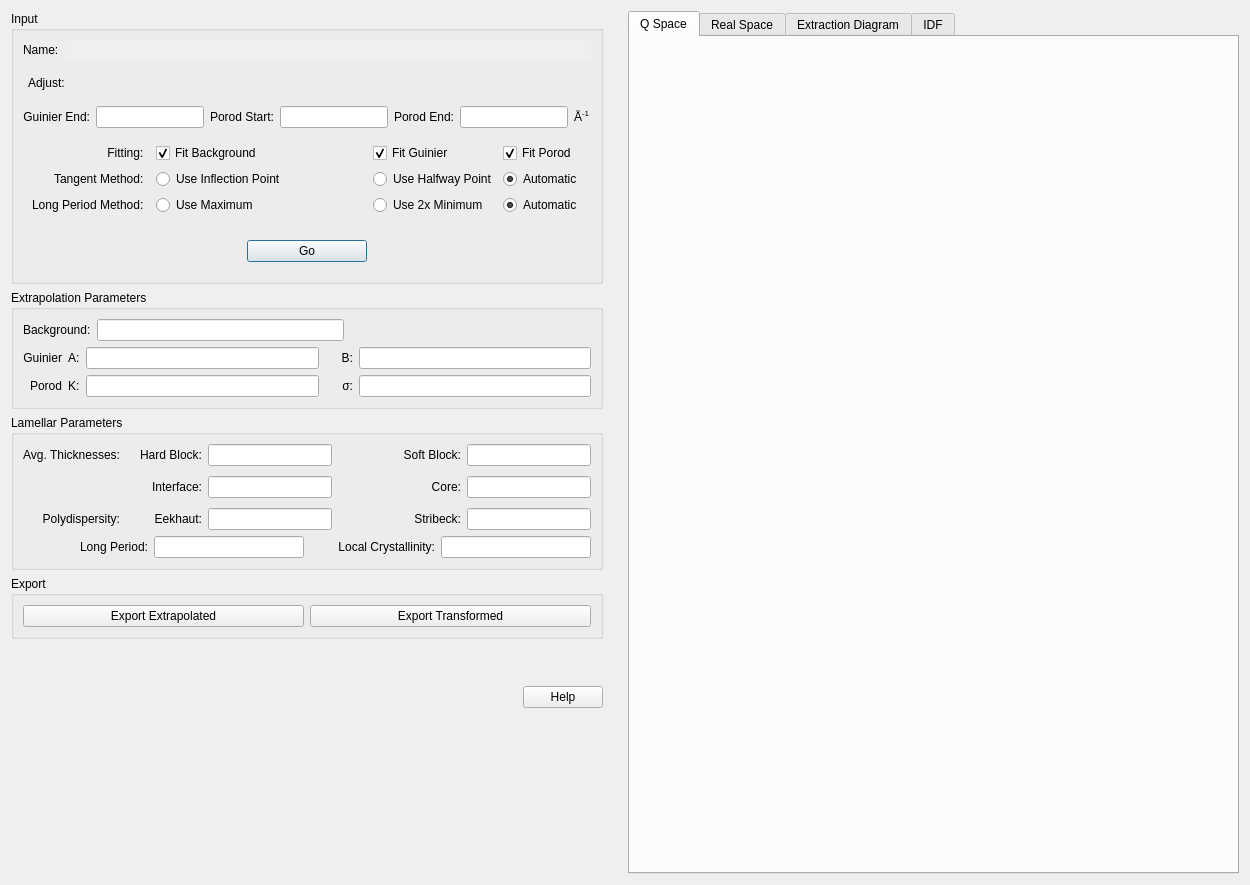
SasView/sasview, file src/sas/qtgui/Perspectives/Corfunc/UI/CorfuncPanel.ui: the form before one commit.
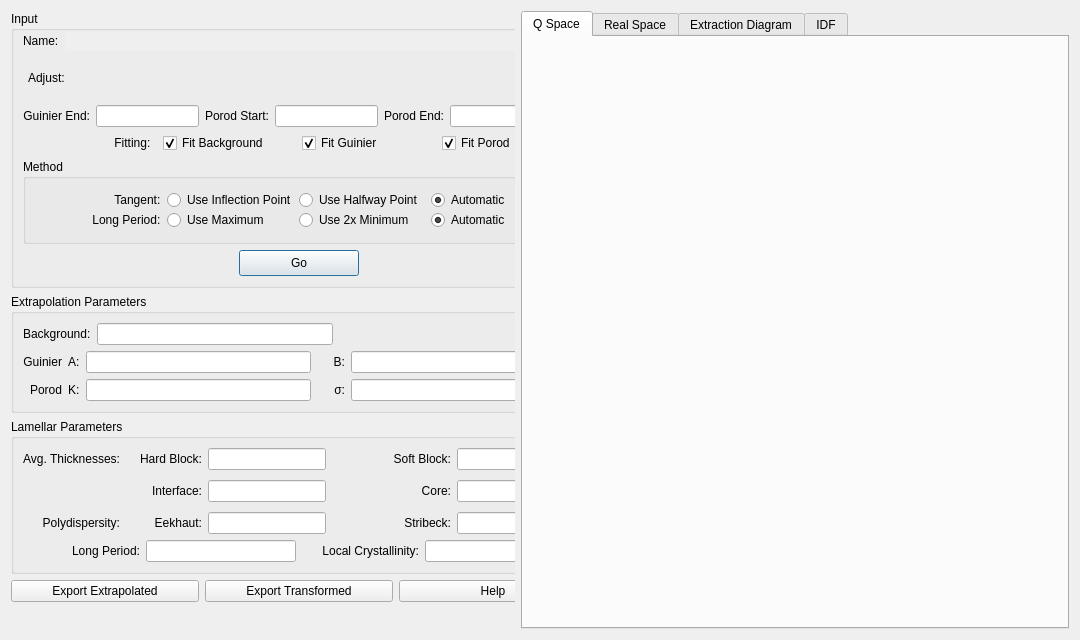
The form after the commit.

Commit message:
Updates Corfunc UI for proper viewing (#3850)
* Updates UI to fit it in screen without cutoff

* Slightly reduces window size; increases Go button size

The edit to the form file:
```diff
--- a/src/sas/qtgui/Perspectives/Corfunc/UI/CorfuncPanel.ui
+++ b/src/sas/qtgui/Perspectives/Corfunc/UI/CorfuncPanel.ui
@@ -6,33 +6,45 @@
    <rect>
     <x>0</x>
     <y>0</y>
-    <width>1250</width>
-    <height>885</height>
+    <width>1080</width>
+    <height>640</height>
    </rect>
   </property>
   <property name="sizePolicy">
-   <sizepolicy hsizetype="Minimum" vsizetype="Minimum">
+   <sizepolicy hsizetype="Minimum" vsizetype="Preferred">
     <horstretch>0</horstretch>
     <verstretch>0</verstretch>
    </sizepolicy>
   </property>
+  <property name="minimumSize">
+   <size>
+    <width>1080</width>
+    <height>640</height>
+   </size>
+  </property>
   <property name="windowTitle">
    <string>Corfunc</string>
   </property>
   <layout class="QHBoxLayout" name="horizontalLayout_3">
    <item>
     <widget class="QScrollArea" name="scrollArea">
+     <property name="sizePolicy">
+      <sizepolicy hsizetype="Preferred" vsizetype="Preferred">
+       <horstretch>0</horstretch>
+       <verstretch>0</verstretch>
+      </sizepolicy>
+     </property>
      <property name="frameShape">
-      <enum>QFrame::NoFrame</enum>
+      <enum>QFrame::Shape::NoFrame</enum>
      </property>
      <property name="frameShadow">
-      <enum>QFrame::Plain</enum>
+      <enum>QFrame::Shadow::Plain</enum>
      </property>
      <property name="verticalScrollBarPolicy">
-      <enum>Qt::ScrollBarAsNeeded</enum>
+      <enum>Qt::ScrollBarPolicy::ScrollBarAsNeeded</enum>
      </property>
      <property name="horizontalScrollBarPolicy">
-      <enum>Qt::ScrollBarAlwaysOff</enum>
+      <enum>Qt::ScrollBarPolicy::ScrollBarAlwaysOff</enum>
      </property>
      <property name="widgetResizable">
       <bool>true</bool>
@@ -42,8 +54,8 @@
        <rect>
         <x>0</x>
         <y>0</y>
-        <width>620</width>
-        <height>863</height>
+        <width>576</width>
+        <height>622</height>
        </rect>
       </property>
       <layout class="QVBoxLayout" name="verticalLayout">
@@ -62,14 +74,14 @@
        <item>
         <widget class="QWidget" name="controlWidget" native="true">
          <property name="sizePolicy">
-          <sizepolicy hsizetype="Fixed" vsizetype="Fixed">
+          <sizepolicy hsizetype="Minimum" vsizetype="Fixed">
            <horstretch>0</horstretch>
            <verstretch>0</verstretch>
           </sizepolicy>
          </property>
          <property name="minimumSize">
           <size>
-           <width>581</width>
+           <width>576</width>
            <height>0</height>
           </size>
          </property>
@@ -89,7 +101,7 @@
           <item>
            <layout class="QVBoxLayout" name="verticalLayout_3">
             <property name="sizeConstraint">
-             <enum>QLayout::SetDefaultConstraint</enum>
+             <enum>QLayout::SizeConstraint::SetDefaultConstraint</enum>
             </property>
             <property name="bottomMargin">
              <number>0</number>
@@ -102,176 +114,181 @@
                 <verstretch>0</verstretch>
                </sizepolicy>
               </property>
+              <property name="minimumSize">
+               <size>
+                <width>0</width>
+                <height>277</height>
+               </size>
+              </property>
               <property name="title">
                <string>Input</string>
               </property>
               <layout class="QGridLayout" name="gridLayout_6">
-               <item row="4" column="0">
-                <widget class="QFrame" name="frame_5">
-                 <layout class="QGridLayout" name="gridLayout_7">
-                  <item row="1" column="0">
-                   <widget class="QLabel" name="label_20">
-                    <property name="text">
-                     <string>Tangent Method:  </string>
-                    </property>
-                    <property name="alignment">
-                     <set>Qt::AlignRight|Qt::AlignTrailing|Qt::AlignVCenter</set>
-                    </property>
-                   </widget>
-                  </item>
+               <property name="topMargin">
+                <number>0</number>
+               </property>
+               <item row="5" column="0" rowspan="2">
+                <widget class="QGroupBox" name="methods">
+                 <property name="minimumSize">
+                  <size>
+                   <width>0</width>
+                   <height>0</height>
+                  </size>
+                 </property>
+                 <property name="title">
+                  <string>Method</string>
+                 </property>
+                 <layout class="QGridLayout" name="gridLayout_2">
+                  <property name="topMargin">
+                   <number>0</number>
+                  </property>
+                  <property name="rightMargin">
+                   <number>9</number>
+                  </property>
+                  <property name="bottomMargin">
+                   <number>0</number>
+                  </property>
+                  <property name="verticalSpacing">
+                   <number>0</number>
+                  </property>
                   <item row="0" column="0">
-                   <widget class="QLabel" name="label_18">
-                    <property name="text">
-                     <string>Fitting:  </string>
-                    </property>
-                    <property name="alignment">
-                     <set>Qt::AlignRight|Qt::AlignTrailing|Qt::AlignVCenter</set>
-                    </property>
-                   </widget>
-                  </item>
-                  <item row="2" column="0">
-                   <widget class="QLabel" name="label_21">
-                    <property name="text">
-                     <string>Long Period Method:  </string>
-                    </property>
-                    <property name="alignment">
-                     <set>Qt::AlignRight|Qt::AlignTrailing|Qt::AlignVCenter</set>
-                    </property>
-                   </widget>
-                  </item>
-                  <item row="1" column="1">
-                   <widget class="QRadioButton" name="radTangentInflection">
-                    <property name="text">
-                     <string>Use Inflection Point</string>
-                    </property>
-                    <property name="sizePolicy">
-                     <sizepolicy hsizetype="MinimumExpanding" vsizetype="Fixed">
-                      <horstretch>0</horstretch>
-                      <verstretch>0</verstretch>
-                     </sizepolicy>
-                    </property>
-                    <property name="minimumWidth">
-                     <number>150</number>
-                    </property>
-                    <attribute name="buttonGroup">
-                     <string notr="true">buttonGroup_2</string>
-                    </attribute>
-                   </widget>
-                  </item>
-                  <item row="0" column="3">
-                   <widget class="QCheckBox" name="fitPorod">
-                    <property name="text">
-                     <string>Fit Porod</string>
-                    </property>
-                    <property name="checked">
-                     <bool>true</bool>
-                    </property>
-                   </widget>
-                  </item>
-                  <item row="0" column="1">
-                   <widget class="QCheckBox" name="fitBackground">
-                    <property name="text">
-                     <string>Fit Background</string>
-                    </property>
-                    <property name="checked">
-                     <bool>true</bool>
-                    </property>
-                   </widget>
-                  </item>
-                  <item row="1" column="2">
-                   <widget class="QRadioButton" name="radTangentMidpoint">
-                    <property name="text">
-                     <string>Use Halfway Point</string>
-                    </property>
-                    <attribute name="buttonGroup">
-                     <string notr="true">buttonGroup_2</string>
-                    </attribute>
-                   </widget>
-                  </item>
-                  <item row="2" column="3">
-                   <widget class="QRadioButton" name="radLongPeriodAuto">
-                    <property name="text">
-                     <string>Automatic</string>
-                    </property>
-                    <property name="checked">
-                     <bool>true</bool>
-                    </property>
-                    <attribute name="buttonGroup">
-                     <string notr="true">buttonGroup</string>
-                    </attribute>
-                   </widget>
-                  </item>
-                  <item row="1" column="3">
-                   <widget class="QRadioButton" name="radTangentAuto">
-                    <property name="text">
-                     <string>Automatic</string>
-                    </property>
-                    <property name="checked">
-                     <bool>true</bool>
-                    </property>
-                    <attribute name="buttonGroup">
-                     <string notr="true">buttonGroup_2</string>
-                    </attribute>
-                   </widget>
-                  </item>
-                  <item row="2" column="2">
-                   <widget class="QRadioButton" name="radLongPeriodDouble">
-                    <property name="text">
-                     <string>Use 2x Minimum</string>
-                    </property>
-                    <attribute name="buttonGroup">
-                     <string notr="true">buttonGroup</string>
-                    </attribute>
-                   </widget>
-                  </item>
-                  <item row="0" column="2">
-                   <widget class="QCheckBox" name="fitGuinier">
-                    <property name="text">
-                     <string>Fit Guinier</string>
-                    </property>
-                    <property name="checked">
-                     <bool>true</bool>
-                    </property>
-                   </widget>
-                  </item>
-                  <item row="2" column="1">
-                   <widget class="QRadioButton" name="radLongPeriodMax">
-                    <property name="text">
-                     <string>Use Maximum</string>
-                    </property>
-                    <attribute name="buttonGroup">
-                     <string notr="true">buttonGroup</string>
-                    </attribute>
-                   </widget>
+                   <layout class="QGridLayout" name="gridLayout_11">
+                    <item row="0" column="0">
+                     <widget class="QLabel" name="label_20">
+                      <property name="text">
+                       <string>Tangent:  </string>
+                      </property>
+                      <property name="alignment">
+                       <set>Qt::AlignmentFlag::AlignRight|Qt::AlignmentFlag::AlignTrailing|Qt::AlignmentFlag::AlignVCenter</set>
+                      </property>
+                     </widget>
+                    </item>
+                    <item row="0" column="2">
+                     <widget class="QRadioButton" name="radTangentMidpoint">
+                      <property name="text">
+                       <string>Use Halfway Point</string>
+                      </property>
+                      <attribute name="buttonGroup">
+                       <string notr="true">buttonGroup_2</string>
+                      </attribute>
+                     </widget>
+                    </item>
+                    <item row="0" column="1">
+                     <widget class="QRadioButton" name="radTangentInflection">
+                      <property name="sizePolicy">
+                       <sizepolicy hsizetype="Minimum" vsizetype="Fixed">
+                        <horstretch>0</horstretch>
+                        <verstretch>0</verstretch>
+                       </sizepolicy>
+                      </property>
+                      <property name="text">
+                       <string>Use Inflection Point</string>
+                      </property>
+                      <attribute name="buttonGroup">
+                       <string notr="true">buttonGroup_2</string>
+                      </attribute>
+                     </widget>
+                    </item>
+                    <item row="0" column="3">
+                     <widget class="QRadioButton" name="radTangentAuto">
+                      <property name="text">
+                       <string>Automatic</string>
+                      </property>
+                      <property name="checked">
+                       <bool>true</bool>
+                      </property>
+                      <attribute name="buttonGroup">
+                       <string notr="true">buttonGroup_2</string>
+                      </attribute>
+                     </widget>
+                    </item>
+                    <item row="1" column="0">
+                     <widget class="QLabel" name="label_21">
+                      <property name="text">
+                       <string>Long Period:  </string>
+                      </property>
+                      <property name="alignment">
+                       <set>Qt::AlignmentFlag::AlignRight|Qt::AlignmentFlag::AlignTrailing|Qt::AlignmentFlag::AlignVCenter</set>
+                      </property>
+                     </widget>
+                    </item>
+                    <item row="1" column="1">
+                     <widget class="QRadioButton" name="radLongPeriodMax">
+                      <property name="text">
+                       <string>Use Maximum</string>
+                      </property>
+                      <attribute name="buttonGroup">
+                       <string notr="true">buttonGroup</string>
+                      </attribute>
+                     </widget>
+                    </item>
+                    <item row="1" column="2">
+                     <widget class="QRadioButton" name="radLongPeriodDouble">
+                      <property name="text">
+                       <string>Use 2x Minimum</string>
+                      </property>
+                      <attribute name="buttonGroup">
+                       <string notr="true">buttonGroup</string>
+                      </attribute>
+                     </widget>
+                    </item>
+                    <item row="1" column="3">
+                     <widget class="QRadioButton" name="radLongPeriodAuto">
+                      <property name="text">
+                       <string>Automatic</string>
+                      </property>
+                      <property name="checked">
+                       <bool>true</bool>
+                      </property>
+                      <attribute name="buttonGroup">
+                       <string notr="true">buttonGroup</string>
+                      </attribute>
+                     </widget>
+                    </item>
+                   </layout>
                   </item>
                  </layout>
                 </widget>
                </item>
-               <item row="0" column="0">
-                <layout class="QHBoxLayout" name="horizontalLayout_4">
-                 <item>
-                  <widget class="QLabel" name="lblName">
+               <item row="4" column="0">
+                <layout class="QGridLayout" name="gridLayout_10">
+                 <item row="0" column="0">
+                  <widget class="QLabel" name="label_18">
                    <property name="text">
-                    <string>Name:</string>
+                    <string>Fitting:  </string>
                    </property>
+                   <property name="alignment">
+                    <set>Qt::AlignmentFlag::AlignRight|Qt::AlignmentFlag::AlignTrailing|Qt::AlignmentFlag::AlignVCenter</set>
+                   </property>
                   </widget>
                  </item>
-                 <item>
-                  <widget class="QLineEdit" name="txtFilename">
-                   <property name="enabled">
-                    <bool>false</bool>
+                 <item row="0" column="1">
+                  <widget class="QCheckBox" name="fitBackground">
+                   <property name="text">
+                    <string>Fit Background</string>
                    </property>
-                   <property name="sizePolicy">
-                    <sizepolicy hsizetype="MinimumExpanding" vsizetype="Fixed">
-                     <horstretch>0</horstretch>
-                     <verstretch>0</verstretch>
-                    </sizepolicy>
+                   <property name="checked">
+                    <bool>true</bool>
                    </property>
-                   <property name="frame">
-                    <bool>false</bool>
+                  </widget>
+                 </item>
+                 <item row="0" column="2">
+                  <widget class="QCheckBox" name="fitGuinier">
+                   <property name="text">
+                    <string>Fit Guinier</string>
                    </property>
-                   <property name="readOnly">
-                    <bool>false</bool>
+                   <property name="checked">
+                    <bool>true</bool>
+                   </property>
+                  </widget>
+                 </item>
+                 <item row="0" column="3">
+                  <widget class="QCheckBox" name="fitPorod">
+                   <property name="text">
+                    <string>Fit Porod</string>
+                   </property>
+                   <property name="checked">
+                    <bool>true</bool>
                    </property>
                   </widget>
                  </item>
@@ -308,7 +325,7 @@
                     <string>Porod Start:</string>
                    </property>
                    <property name="alignment">
-                    <set>Qt::AlignRight|Qt::AlignTrailing|Qt::AlignVCenter</set>
+                    <set>Qt::AlignmentFlag::AlignRight|Qt::AlignmentFlag::AlignTrailing|Qt::AlignmentFlag::AlignVCenter</set>
                    </property>
                   </widget>
                  </item>
@@ -318,7 +335,7 @@
                     <string>Porod End:</string>
                    </property>
                    <property name="alignment">
-                    <set>Qt::AlignRight|Qt::AlignTrailing|Qt::AlignVCenter</set>
+                    <set>Qt::AlignmentFlag::AlignRight|Qt::AlignmentFlag::AlignTrailing|Qt::AlignmentFlag::AlignVCenter</set>
                    </property>
                   </widget>
                  </item>
@@ -341,7 +358,7 @@
                     <string>Guinier End:</string>
                    </property>
                    <property name="alignment">
-                    <set>Qt::AlignRight|Qt::AlignTrailing|Qt::AlignVCenter</set>
+                    <set>Qt::AlignmentFlag::AlignRight|Qt::AlignmentFlag::AlignTrailing|Qt::AlignmentFlag::AlignVCenter</set>
                    </property>
                   </widget>
                  </item>
@@ -360,28 +377,62 @@
                  </item>
                 </layout>
                </item>
-               <item row="5" column="0">
-                <layout class="QHBoxLayout" name="horizontalLayout_7">
+               <item row="0" column="0">
+                <layout class="QHBoxLayout" name="horizontalLayout_4">
+                 <item>
+                  <widget class="QLabel" name="lblName">
+                   <property name="text">
+                    <string>Name:</string>
+                   </property>
+                  </widget>
+                 </item>
+                 <item>
+                  <widget class="QLineEdit" name="txtFilename">
+                   <property name="enabled">
+                    <bool>false</bool>
+                   </property>
+                   <property name="sizePolicy">
+                    <sizepolicy hsizetype="MinimumExpanding" vsizetype="Fixed">
+                     <horstretch>0</horstretch>
+                     <verstretch>0</verstretch>
+                    </sizepolicy>
+                   </property>
+                   <property name="frame">
+                    <bool>false</bool>
+                   </property>
+                   <property name="readOnly">
+                    <bool>false</bool>
+                   </property>
+                  </widget>
+                 </item>
+                </layout>
+               </item>
+               <item row="1" column="0">
+                <layout class="QHBoxLayout" name="sliderLayout">
+                 <property name="leftMargin">
+                  <number>5</number>
+                 </property>
                  <property name="topMargin">
                   <number>10</number>
                  </property>
+                 <property name="rightMargin">
+                  <number>5</number>
+                 </property>
                  <property name="bottomMargin">
                   <number>10</number>
                  </property>
                  <item>
-                  <spacer name="horizontalSpacer_2">
-                   <property name="orientation">
-                    <enum>Qt::Horizontal</enum>
+                  <widget class="QLabel" name="label_3">
+                   <property name="text">
+                    <string>Adjust:</string>
                    </property>
-                   <property name="sizeHint" stdset="0">
-                    <size>
-                     <width>40</width>
-                     <height>20</height>
-                    </size>
-                   </property>
-                  </spacer>
+                  </widget>
                  </item>
-                 <item>
+                </layout>
+               </item>
+               <item row="7" column="0">
+                <layout class="QVBoxLayout" name="verticalLayout_6">
+                 <item alignment="Qt::AlignmentFlag::AlignHCenter">
                   <widget class="QPushButton" name="cmdExtract">
                    <property name="sizePolicy">
                     <sizepolicy hsizetype="Fixed" vsizetype="Fixed">
@@ -392,7 +443,7 @@
                    <property name="minimumSize">
                     <size>
                      <width>120</width>
-                     <height>0</height>
+                     <height>26</height>
                     </size>
                    </property>
                    <property name="toolTip">
@@ -403,42 +454,6 @@
                    </property>
                   </widget>
                  </item>
-                 <item>
-                  <spacer name="horizontalSpacer_3">
-                   <property name="orientation">
-                    <enum>Qt::Horizontal</enum>
-                   </property>
-                   <property name="sizeHint" stdset="0">
-                    <size>
-                     <width>40</width>
-                     <height>20</height>
-                    </size>
-                   </property>
-                  </spacer>
-                 </item>
-                </layout>
-               </item>
-               <item row="1" column="0">
-                <layout class="QHBoxLayout" name="sliderLayout">
-                 <property name="leftMargin">
-                  <number>5</number>
-                 </property>
-                 <property name="topMargin">
-                  <number>10</number>
-                 </property>
-                 <property name="rightMargin">
-                  <number>5</number>
-                 </property>
-                 <property name="bottomMargin">
-                  <number>10</number>
-                 </property>
-                 <item>
-                  <widget class="QLabel" name="label_3">
-                   <property name="text">
-                    <string>Adjust:</string>
-                   </property>
-                  </widget>
-                 </item>
                 </layout>
                </item>
               </layout>
@@ -458,129 +473,125 @@
               <layout class="QVBoxLayout" name="backgroundLayout">
                <item>
                 <layout class="QGridLayout" name="gridLayout_4">
-                 <item row="0" column="1">
-                  <widget class="QLineEdit" name="txtBackground">
-                   <property name="sizePolicy">
-                    <sizepolicy hsizetype="MinimumExpanding" vsizetype="Fixed">
-                     <horstretch>0</horstretch>
-                     <verstretch>0</verstretch>
-                    </sizepolicy>
-                   </property>
-                  </widget>
-                 </item>
-                 <item row="0" column="0">
-                  <widget class="QLabel" name="label">
-                   <property name="text">
-                    <string>Background:</string>
-                   </property>
-                  </widget>
-                 </item>
-                 <item row="0" column="2">
-                  <spacer name="horizontalSpacer_4">
-                   <property name="orientation">
-                    <enum>Qt::Horizontal</enum>
-                   </property>
-                   <property name="sizeHint" stdset="0">
-                    <size>
-                     <width>40</width>
-                     <height>20</height>
-                    </size>
-                   </property>
-                  </spacer>
-                 </item>
-                </layout>
-               </item>
-               <item>
-                <layout class="QGridLayout" name="gridLayout_2">
-                 <item row="5" column="0" colspan="2">
+                 <item row="1" column="0" colspan="3">
                   <layout class="QGridLayout" name="gridLayout_5">
                    <property name="bottomMargin">
                     <number>0</number>
                    </property>
-                   <item row="3" column="4">
-                    <widget class="QLineEdit" name="txtGuinierB">
-                     <property name="readOnly">
-                      <bool>false</bool>
-                     </property>
-                    </widget>
-                   </item>
-                   <item row="3" column="0">
+                   <item row="0" column="0">
                     <widget class="QLabel" name="label_8">
                      <property name="text">
                       <string>Guinier</string>
                      </property>
                      <property name="alignment">
-                      <set>Qt::AlignRight|Qt::AlignTrailing|Qt::AlignVCenter</set>
+                      <set>Qt::AlignmentFlag::AlignRight|Qt::AlignmentFlag::AlignTrailing|Qt::AlignmentFlag::AlignVCenter</set>
                      </property>
                     </widget>
                    </item>
-                   <item row="3" column="3">
-                    <widget class="QLabel" name="label_7">
-                     <property name="text">
-                      <string>     B:</string>
-                     </property>
-                     <property name="alignment">
-                      <set>Qt::AlignRight|Qt::AlignTrailing|Qt::AlignVCenter</set>
-                     </property>
-                    </widget>
-                   </item>
-                   <item row="4" column="1">
-                    <widget class="QLabel" name="label_10">
-                     <property name="text">
-                      <string>K:</string>
-                     </property>
-                    </widget>
-                   </item>
-                   <item row="4" column="2">
-                    <widget class="QLineEdit" name="txtPorodK">
-                     <property name="readOnly">
-                      <bool>false</bool>
-                     </property>
-                    </widget>
-                   </item>
-                   <item row="3" column="1">
+                   <item row="0" column="1">
                     <widget class="QLabel" name="label_6">
                      <property name="text">
                       <string>A:</string>
                      </property>
                     </widget>
                    </item>
-                   <item row="3" column="2">
-                    <widget class="QLineEdit" name="txtGuinierA">
-                     <property name="readOnly">
-                      <bool>false</bool>
-                     </property>
-                    </widget>
-                   </item>
-                   <item row="4" column="0">
+                   <item row="1" column="0">
                     <widget class="QLabel" name="label_9">
                      <property name="text">
                       <string>Porod</string>
                      </property>
                      <property name="alignment">
-                      <set>Qt::AlignRight|Qt::AlignTrailing|Qt::AlignVCenter</set>
+                      <set>Qt::AlignmentFlag::AlignRight|Qt::AlignmentFlag::AlignTrailing|Qt::AlignmentFlag::AlignVCenter</set>
                      </property>
                     </widget>
                    </item>
-                   <item row="4" column="4">
+                   <item row="1" column="1">
+                    <widget class="QLabel" name="label_10">
+                     <property name="text">
+                      <string>K:</string>
+                     </property>
+                    </widget>
+                   </item>
+                   <item row="1" column="2">
+                    <widget class="QLineEdit" name="txtPorodK">
+                     <property name="readOnly">
+                      <bool>false</bool>
+                     </property>
+                    </widget>
+                   </item>
+                   <item row="0" column="3">
+                    <widget class="QLabel" name="label_7">
+                     <property name="text">
+                      <string>     B:</string>
+                     </property>
+                     <property name="alignment">
+                      <set>Qt::AlignmentFlag::AlignRight|Qt::AlignmentFlag::AlignTrailing|Qt::AlignmentFlag::AlignVCenter</set>
+                     </property>
+                    </widget>
+                   </item>
+                   <item row="0" column="2">
+                    <widget class="QLineEdit" name="txtGuinierA">
+                     <property name="readOnly">
+                      <bool>false</bool>
+                     </property>
+                    </widget>
+                   </item>
+                   <item row="1" column="4">
                     <widget class="QLineEdit" name="txtPorodSigma">
                      <property name="readOnly">
                       <bool>false</bool>
                      </property>
                     </widget>
                    </item>
-                   <item row="4" column="3">
+                   <item row="1" column="3">
                     <widget class="QLabel" name="label_11">
                      <property name="text">
                       <string>σ:</string>
                      </property>
                      <property name="alignment">
-                      <set>Qt::AlignRight|Qt::AlignTrailing|Qt::AlignVCenter</set>
+                      <set>Qt::AlignmentFlag::AlignRight|Qt::AlignmentFlag::AlignTrailing|Qt::AlignmentFlag::AlignVCenter</set>
+                     </property>
+                    </widget>
+                   </item>
+                   <item row="0" column="4">
+                    <widget class="QLineEdit" name="txtGuinierB">
+                     <property name="readOnly">
+                      <bool>false</bool>
                      </property>
                     </widget>
                    </item>
                   </layout>
                  </item>
+                 <item row="0" column="1">
+                  <widget class="QLineEdit" name="txtBackground">
+                   <property name="sizePolicy">
+                    <sizepolicy hsizetype="MinimumExpanding" vsizetype="Fixed">
+                     <horstretch>0</horstretch>
+                     <verstretch>0</verstretch>
+                    </sizepolicy>
+                   </property>
+                  </widget>
+                 </item>
+                 <item row="0" column="0">
+                  <widget class="QLabel" name="label">
+                   <property name="text">
+                    <string>Background:</string>
+                   </property>
+                  </widget>
+                 </item>
+                 <item row="0" column="2">
+                  <spacer name="horizontalSpacer_4">
+                   <property name="orientation">
+                    <enum>Qt::Orientation::Horizontal</enum>
+                   </property>
+                   <property name="sizeHint" stdset="0">
+                    <size>
+                     <width>40</width>
+                     <height>20</height>
+                    </size>
+                   </property>
+                  </spacer>
+                 </item>
                 </layout>
                </item>
               </layout>
@@ -601,7 +612,7 @@
                <item row="1" column="0">
                 <layout class="QGridLayout" name="gridLayout_8">
                  <property name="sizeConstraint">
-                  <enum>QLayout::SetDefaultConstraint</enum>
+                  <enum>QLayout::SizeConstraint::SetDefaultConstraint</enum>
                  </property>
                  <property name="bottomMargin">
                   <number>0</number>
@@ -621,7 +632,7 @@
                     <string>Stribeck:</string>
                    </property>
                    <property name="alignment">
-                    <set>Qt::AlignRight|Qt::AlignTrailing|Qt::AlignVCenter</set>
+                    <set>Qt::AlignmentFlag::AlignRight|Qt::AlignmentFlag::AlignTrailing|Qt::AlignmentFlag::AlignVCenter</set>
                    </property>
                   </widget>
                  </item>
@@ -663,7 +674,7 @@
                     <string>Eekhaut:</string>
                    </property>
                    <property name="alignment">
-                    <set>Qt::AlignRight|Qt::AlignTrailing|Qt::AlignVCenter</set>
+                    <set>Qt::AlignmentFlag::AlignRight|Qt::AlignmentFlag::AlignTrailing|Qt::AlignmentFlag::AlignVCenter</set>
                    </property>
                   </widget>
                  </item>
@@ -692,7 +703,7 @@
                     <string>    Hard Block:</string>
                    </property>
                    <property name="alignment">
-                    <set>Qt::AlignRight|Qt::AlignTrailing|Qt::AlignVCenter</set>
+                    <set>Qt::AlignmentFlag::AlignRight|Qt::AlignmentFlag::AlignTrailing|Qt::AlignmentFlag::AlignVCenter</set>
                    </property>
                   </widget>
                  </item>
@@ -708,7 +719,7 @@
                     <string>Avg. Thicknesses:</string>
                    </property>
                    <property name="alignment">
-                    <set>Qt::AlignRight|Qt::AlignTrailing|Qt::AlignVCenter</set>
+                    <set>Qt::AlignmentFlag::AlignRight|Qt::AlignmentFlag::AlignTrailing|Qt::AlignmentFlag::AlignVCenter</set>
                    </property>
                   </widget>
                  </item>
@@ -730,7 +741,7 @@
                     <string>         Soft Block:</string>
                    </property>
                    <property name="alignment">
-                    <set>Qt::AlignRight|Qt::AlignTrailing|Qt::AlignVCenter</set>
+                    <set>Qt::AlignmentFlag::AlignRight|Qt::AlignmentFlag::AlignTrailing|Qt::AlignmentFlag::AlignVCenter</set>
                    </property>
                   </widget>
                  </item>
@@ -765,7 +776,7 @@
                     <string>Polydispersity:</string>
                    </property>
                    <property name="alignment">
-                    <set>Qt::AlignRight|Qt::AlignTrailing|Qt::AlignVCenter</set>
+                    <set>Qt::AlignmentFlag::AlignRight|Qt::AlignmentFlag::AlignTrailing|Qt::AlignmentFlag::AlignVCenter</set>
                    </property>
                   </widget>
                  </item>
@@ -787,7 +798,7 @@
                     <string>Interface:</string>
                    </property>
                    <property name="alignment">
-                    <set>Qt::AlignRight|Qt::AlignTrailing|Qt::AlignVCenter</set>
+                    <set>Qt::AlignmentFlag::AlignRight|Qt::AlignmentFlag::AlignTrailing|Qt::AlignmentFlag::AlignVCenter</set>
                    </property>
                   </widget>
                  </item>
@@ -809,7 +820,7 @@
                     <string>Core:</string>
                    </property>
                    <property name="alignment">
-                    <set>Qt::AlignRight|Qt::AlignTrailing|Qt::AlignVCenter</set>
+                    <set>Qt::AlignmentFlag::AlignRight|Qt::AlignmentFlag::AlignTrailing|Qt::AlignmentFlag::AlignVCenter</set>
                    </property>
                   </widget>
                  </item>
@@ -876,7 +887,7 @@
                     <string>Long Period:</string>
                    </property>
                    <property name="alignment">
-                    <set>Qt::AlignRight|Qt::AlignTrailing|Qt::AlignVCenter</set>
+                    <set>Qt::AlignmentFlag::AlignRight|Qt::AlignmentFlag::AlignTrailing|Qt::AlignmentFlag::AlignVCenter</set>
                    </property>
                   </widget>
                  </item>
@@ -917,7 +928,7 @@
                     <string>Local Crystallinity:</string>
                    </property>
                    <property name="alignment">
-                    <set>Qt::AlignRight|Qt::AlignTrailing|Qt::AlignVCenter</set>
+                    <set>Qt::AlignmentFlag::AlignRight|Qt::AlignmentFlag::AlignTrailing|Qt::AlignmentFlag::AlignVCenter</set>
                    </property>
                   </widget>
                  </item>
@@ -946,86 +957,32 @@
              </widget>
             </item>
             <item>
-             <widget class="QGroupBox" name="groupBox_2">
-              <property name="sizePolicy">
-               <sizepolicy hsizetype="MinimumExpanding" vsizetype="Fixed">
-                <horstretch>0</horstretch>
-                <verstretch>0</verstretch>
-               </sizepolicy>
-              </property>
-              <property name="title">
-               <string>Export</string>
-              </property>
-              <layout class="QHBoxLayout" name="horizontalLayout_2">
-               <item>
-                <widget class="QPushButton" name="cmdSaveExtrapolation">
-                 <property name="toolTip">
-                  <string>Save the extrapolated data (non-transformed)</string>
-                 </property>
-                 <property name="text">
-                  <string>Export Extrapolated</string>
-                 </property>
-                </widget>
-               </item>
-               <item>
-                <widget class="QPushButton" name="cmdSave">
-                 <property name="sizePolicy">
-                  <sizepolicy hsizetype="Minimum" vsizetype="Fixed">
-                   <horstretch>0</horstretch>
-                   <verstretch>0</verstretch>
-                  </sizepolicy>
-                 </property>
-                 <property name="toolTip">
-                  <string>Export the calculated real space correlation function to a file.</string>
-                 </property>
-                 <property name="text">
-                  <string>Export Transformed</string>
-                 </property>
-                </widget>
-               </item>
-              </layout>
-             </widget>
-            </item>
-            <item>
-             <spacer name="verticalSpacer_3">
-              <property name="orientation">
-               <enum>Qt::Vertical</enum>
-              </property>
-              <property name="sizeHint" stdset="0">
-               <size>
-                <width>20</width>
-                <height>40</height>
-               </size>
-              </property>
-             </spacer>
-            </item>
-            <item>
-             <spacer name="verticalSpacer">
-              <property name="orientation">
-               <enum>Qt::Vertical</enum>
-              </property>
-              <property name="sizeHint" stdset="0">
-               <size>
-                <width>20</width>
-                <height>1</height>
-               </size>
-              </property>
-             </spacer>
-            </item>
-            <item>
-             <layout class="QHBoxLayout" name="horizontalLayout_5">
+             <layout class="QHBoxLayout" name="horizontalLayout_6">
               <item>
-               <spacer name="horizontalSpacer">
-                <property name="orientation">
-                 <enum>Qt::Horizontal</enum>
+               <widget class="QPushButton" name="cmdSaveExtrapolation">
+                <property name="toolTip">
+                 <string>Save the extrapolated data (non-transformed)</string>
                 </property>
-                <property name="sizeHint" stdset="0">
-                 <size>
-                  <width>40</width>
-                  <height>2</height>
-                 </size>
+                <property name="text">
+                 <string>Export Extrapolated</string>
                 </property>
-               </spacer>
+               </widget>
+              </item>
+              <item>
+               <widget class="QPushButton" name="cmdSave">
+                <property name="sizePolicy">
+                 <sizepolicy hsizetype="Minimum" vsizetype="Fixed">
+                  <horstretch>0</horstretch>
+                  <verstretch>0</verstretch>
+                 </sizepolicy>
+                </property>
+                <property name="toolTip">
+                 <string>Export the calculated real space correlation function to a file.</string>
+                </property>
+                <property name="text">
+                 <string>Export Transformed</string>
+                </property>
+               </widget>
               </item>
               <item>
                <widget class="QPushButton" name="cmdHelp">
@@ -1042,9 +999,9 @@
         </widget>
        </item>
        <item>
-        <spacer name="verticalSpacer_2">
+        <spacer name="verticalSpacer">
          <property name="orientation">
-          <enum>Qt::Vertical</enum>
+          <enum>Qt::Orientation::Vertical</enum>
          </property>
          <property name="sizeHint" stdset="0">
           <size>
```
Left out of the diff: 15 changed lines with no effect on the pictures.
